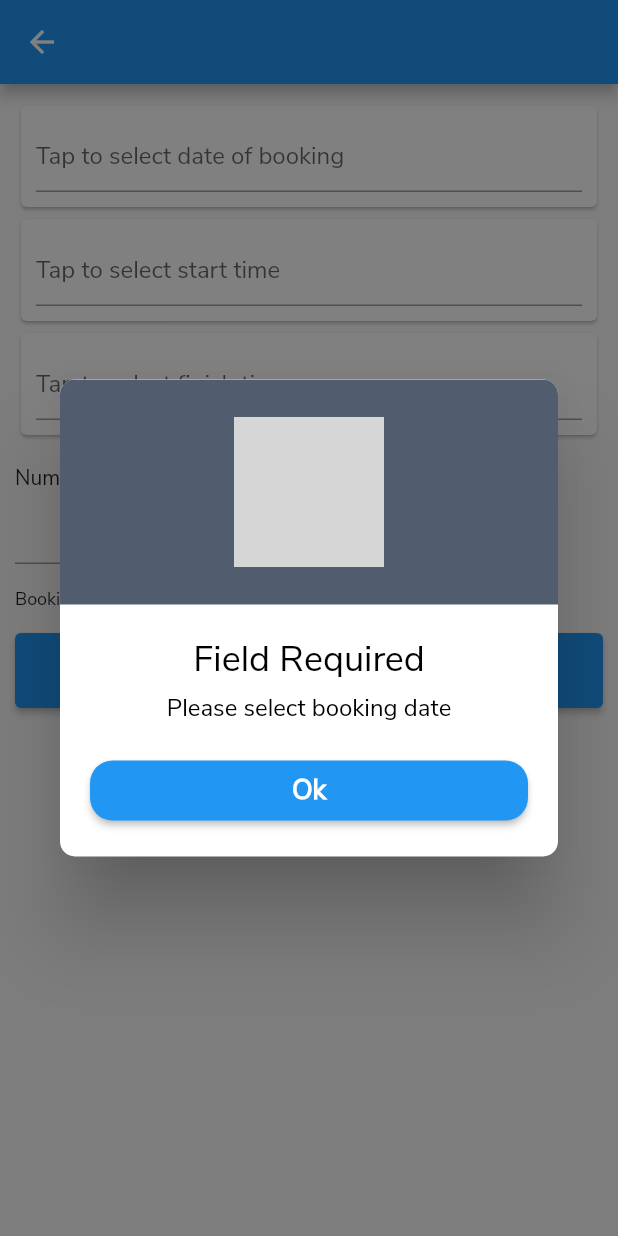
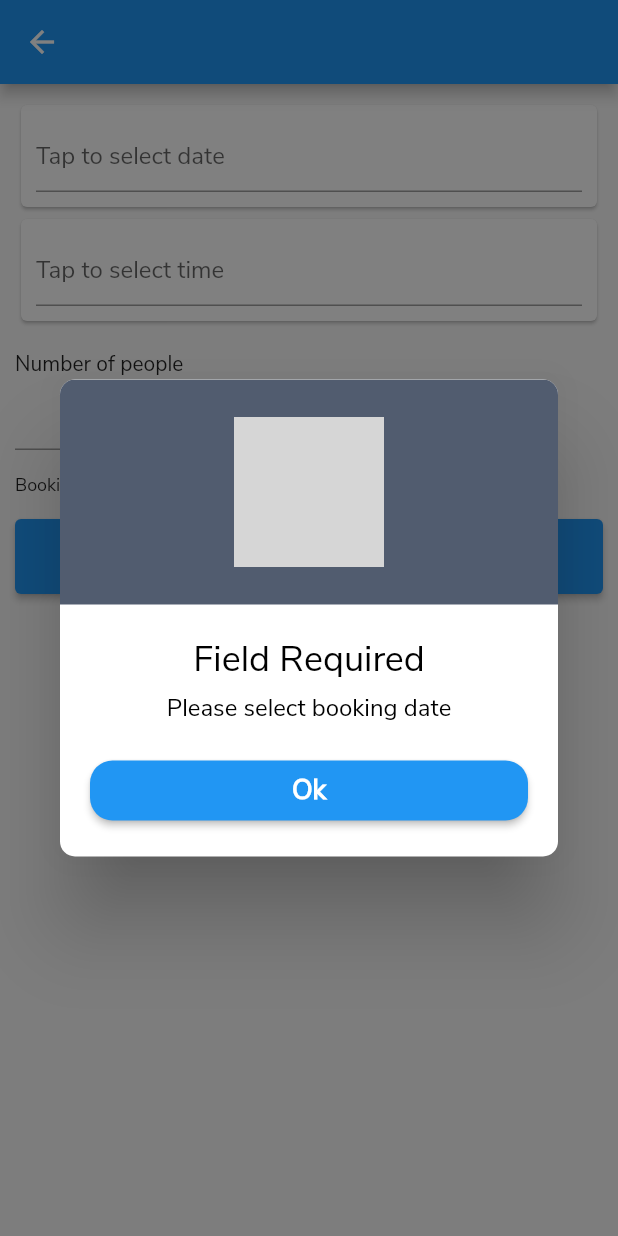
Before and after one commit to sibusisondlovu/bears-palace, a Flutter app: the SpaBookingFormScreen screen opened directly with empty values, after a tap on "Continue", on a phone screen of 412 x 824 dp. Run offline on Flutter 3.47's test engine with Material 2 defaults, Android fonts, the phone set to English and light mode, and no system bars; drawn by our look-alikes of datetime_picker_formfield; our stand-ins replace circular_profile_avatar, cloud_firestore, cool_alert, firebase_auth, firebase_core, image_picker and 3 more; accounts and stored records are empty; grey boxes are pictures that could not be loaded.

```diff
--- a/lib/screens/spa/spa_booking_form.dart
+++ b/lib/screens/spa/spa_booking_form.dart
@@ -21,7 +21,6 @@ class _SpaBookingFormScreenState extends State<SpaBookingFormScreen> {
 
   String _strBookingDate;
   String _strStartTime;
-  String _strEndTime;
   int _numberOfGuests = 0;
 
   @override
@@ -41,7 +40,6 @@ class _SpaBookingFormScreenState extends State<SpaBookingFormScreen> {
               children: [
                 _buildBookingDate(context),
                 _buildBookingStartTime(context),
-                _buildBookingEndTime(context),
                 SizedBox(height: 15,),
                 Text('Number of people'),
                 SizedBox(
@@ -74,14 +72,14 @@ class _SpaBookingFormScreenState extends State<SpaBookingFormScreen> {
             _strBookingDate = dateFormat.format(value);
           } ,
           decoration: InputDecoration(
-            hintText: 'Tap to select date of booking' ,
+            hintText: 'Tap to select date' ,
           ) ,
           onShowPicker: (context , currentValue) {
             return showDatePicker(
                 context: context ,
                 firstDate: DateTime(2021) ,
                 initialDate: currentValue ?? DateTime.now() ,
-                lastDate: DateTime(2100));
+                lastDate: DateTime(2022));
           } ,
         ) ,
       ) ,
@@ -98,7 +96,7 @@ class _SpaBookingFormScreenState extends State<SpaBookingFormScreen> {
             _strStartTime = timeFormat.format(value);
           },
           decoration:
-          InputDecoration(hintText: 'Tap to select start time'),
+          InputDecoration(hintText: 'Tap to select time'),
           onShowPicker: (context, currentValue) async {
             final time = await showTimePicker(
               context: context,
@@ -112,29 +110,6 @@ class _SpaBookingFormScreenState extends State<SpaBookingFormScreen> {
     );
   }
 
-  Widget _buildBookingEndTime(BuildContext context) {
-    return Card(
-      child: Padding(
-        padding: const EdgeInsets.all(10.0),
-        child: DateTimeField(
-          format: timeFormat,
-          onChanged: (value) {
-            _strEndTime = timeFormat.format(value);
-          },
-          decoration:
-          InputDecoration(hintText: 'Tap to select finish time'),
-          onShowPicker: (context, currentValue) async {
-            final time = await showTimePicker(
-              context: context,
-              initialTime:
-              TimeOfDay.fromDateTime(currentValue ?? DateTime.now()),
-            );
-            return DateTimeField.convert(time);
-          },
-        ),
-      ),
-    );
-  }
 
   Widget _buildContinueButton(BuildContext context) {
     return Container(
@@ -162,16 +137,6 @@ class _SpaBookingFormScreenState extends State<SpaBookingFormScreen> {
             return;
           }
 
-          if (_strEndTime == null) {
-            CoolAlert.show(
-              context: context,
-              type: CoolAlertType.error,
-              title: "Field Required",
-              text: "Please select finish time",
-            );
-            return;
-          }
-
           if (_numberOfGuests == 0) {
             CoolAlert.show(
               context: context,
@@ -187,14 +152,9 @@ class _SpaBookingFormScreenState extends State<SpaBookingFormScreen> {
             'price' : widget.service['price'],
             'bookingDate': _strBookingDate,
             'startTime': _strStartTime,
-            'endTime': _strEndTime,
             'numberOfGuests' : _numberOfGuests
           };
 
-          // widget.service['numberOfGuests'] = _numberOfGuests;
-          // widget.service['strBookingDate'] = _strBookingDate;
-          // widget.service['strStartTime'] = _strStartTime;
-          // widget.service['strEndTime'] = _strEndTime;
 
           Navigator.push(
             context,
```
